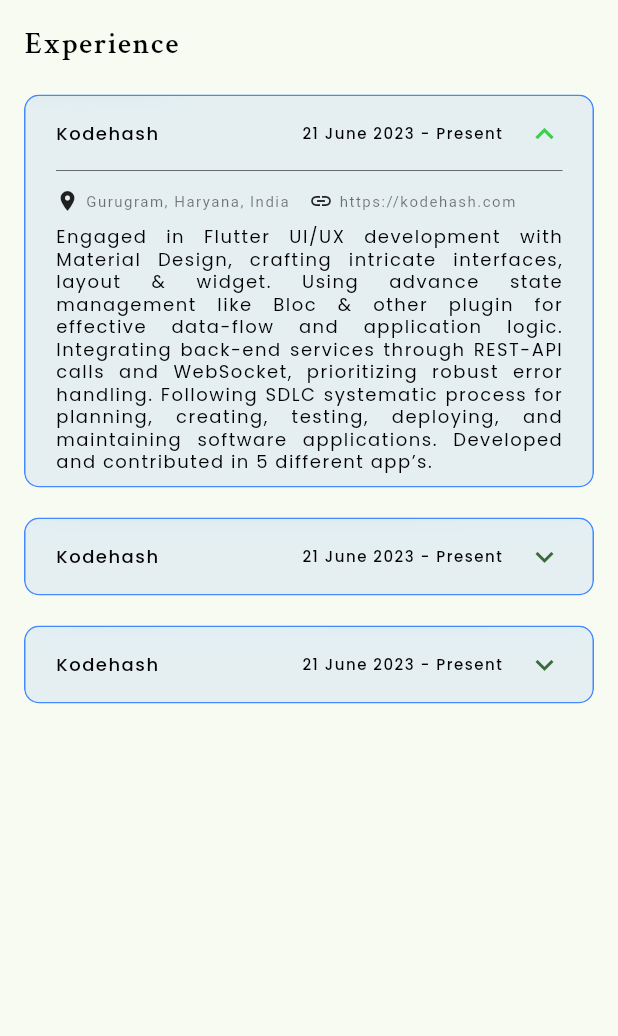
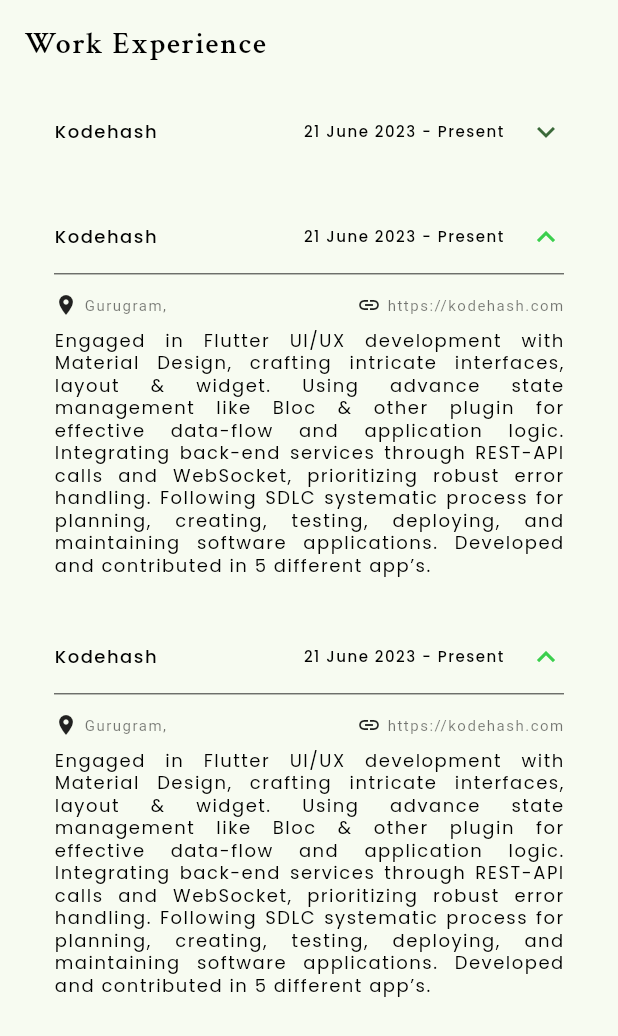
Before and after one commit to GamechiNitin/nitingamechi.com, a Flutter app: the ExperienceComponent widget shown alone on an empty page, opened directly, after a tap on "Kodehash", on a phone screen of 412 x 824 dp. Shown: the top 1036 px of the screen. Run offline on Flutter 3.47's test engine with Material 3 defaults, Android fonts, the light colour scheme and no system bars; our stand-ins replace flutter_bloc, google_fonts, rive, shared_preferences, shimmer; missing offline and left inert: flutter_responsive_ui; accounts and stored records are empty; Roboto replaces fonts that are missing (Cambay).

Commit message:
Experience Data

```diff
--- /dev/null
+++ b/lib/ui/features/home/view/mobile/experience_component.dart
@@ -0,0 +1,116 @@
+import 'package:flutter/material.dart';
+import 'package:nitingamechi/utils/export/utils_export.dart';
+
+class ExperienceComponent extends StatelessWidget {
+  const ExperienceComponent({super.key});
+
+  @override
+  Widget build(BuildContext context) {
+    return Container(
+      padding: const EdgeInsets.all(16),
+      child: Column(
+        mainAxisAlignment: MainAxisAlignment.start,
+        crossAxisAlignment: CrossAxisAlignment.start,
+        children: [
+          Text(
+            AppString.kExperience,
+            textAlign: TextAlign.start,
+            style: Theme.of(context).textTheme.headlineSmall,
+          ),
+          const SizedBox(height: size20),
+          ListView.separated(
+            itemCount: 3,
+            separatorBuilder: (context, index) => const SizedBox(height: 20),
+            shrinkWrap: true,
+            physics: const NeverScrollableScrollPhysics(),
+            itemBuilder: (context, index) => Container(
+              // margin: const EdgeInsets.only(bottom: 20),
+              padding: const EdgeInsets.symmetric(horizontal: 20),
+              child: Theme(
+                data: Theme.of(context).copyWith(
+                  dividerColor: Colors.transparent,
+                  splashColor: Colors.transparent,
+                ),
+                child: ExpansionTile(
+                  initiallyExpanded: true,
+                  tilePadding: EdgeInsets.zero,
+                  // collapsedIconColor: AppColors.kBlackColor,
+                  iconColor: AppColors.kPrimaryColor,
+                  expandedAlignment: Alignment.centerLeft,
+                  expandedCrossAxisAlignment: CrossAxisAlignment.start,
+                  dense: true,
+                  title: Row(
+                    mainAxisAlignment: MainAxisAlignment.spaceBetween,
+                    children: [
+                      Text(
+                        'Kodehash',
+                        style:
+                            Theme.of(context).textTheme.titleMedium?.copyWith(
+                                  fontSize: 12,
+                                ),
+                      ),
+                      Text(
+                        '21 June 2023 - Present',
+                        style:
+                            Theme.of(context).textTheme.titleMedium?.copyWith(
+                                  fontSize: 10,
+                                ),
+                      ),
+                    ],
+                  ),
+                  children: [
+                    Divider(
+                      thickness: 0.9,
+                      height: 1,
+                      color: Theme.of(context).hintColor,
+                    ),
+                    const SizedBox(height: 12),
+                    Row(
+                      mainAxisAlignment: MainAxisAlignment.start,
+                      crossAxisAlignment: CrossAxisAlignment.center,
+                      children: [
+                        const Icon(
+                          Icons.location_on_sharp,
+                          size: 16,
+                          // color: AppColors.kBlackColor,
+                        ),
+                        const SizedBox(width: 4),
+                        Expanded(
+                          child: Text(
+                            'Gurugram, Haryana, India',
+                            maxLines: 1,
+                            style: Theme.of(context).textTheme.titleSmall,
+                          ),
+                        ),
+                        const Spacer(),
+                        const Icon(
+                          Icons.link,
+                          size: 16,
+                        ),
+                        const SizedBox(width: 4),
+                        Text(
+                          'https://kodehash.com',
+                          maxLines: 1,
+                          style: Theme.of(context).textTheme.titleSmall,
+                        ),
+                      ],
+                    ),
+                    const SizedBox(height: 8),
+                    Text(
+                      "Engaged in Flutter UI/UX development with Material Design, crafting intricate interfaces, layout & widget. Using advance state management like Bloc & other plugin for effective data-flow and application logic. Integrating back-end services through REST-API calls and WebSocket, prioritizing robust error handling. Following SDLC systematic process for planning, creating, testing, deploying, and maintaining software applications. Developed and contributed in 5 different app’s.",
+                      textAlign: TextAlign.justify,
+                      style: Theme.of(context).textTheme.titleLarge?.copyWith(
+                            fontSize: 12,
+                          ),
+                    ),
+                    const SizedBox(height: 8),
+                  ],
+                ),
+              ),
+            ),
+          ),
+        ],
+      ),
+    );
+  }
+}
--- a/lib/ui/features/home/view/mobile/experience_componet.dart
+++ /dev/null
@@ -1,133 +0,0 @@
-import 'package:flutter/material.dart';
-import 'package:nitingamechi/ui/features/home/widget/glass_widget.dart';
-import 'package:nitingamechi/utils/export/utils_export.dart';
-
-class ExperienceComponent extends StatelessWidget {
-  const ExperienceComponent({super.key});
-
-  @override
-  Widget build(BuildContext context) {
-    return Container(
-      // decoration: const BoxDecoration(
-      //   gradient: LinearGradient(
-      //     // begin: Alignment.topCenter,
-      //     // end: Alignment.bottomCenter,
-      //     colors: [
-      //       AppColors.kH1,
-      //       AppColors.kWhiteColor,
-      //     ],
-      //   ),
-      // ),
-      padding: const EdgeInsets.all(16),
-      child: Column(
-        mainAxisAlignment: MainAxisAlignment.start,
-        crossAxisAlignment: CrossAxisAlignment.start,
-        children: [
-          Text(
-            AppString.kExperience,
-            textAlign: TextAlign.start,
-            style: Theme.of(context).textTheme.headlineSmall,
-          ),
-          const SizedBox(height: size20),
-          ListView.separated(
-            itemCount: 3,
-            separatorBuilder: (context, index) => const SizedBox(height: 20),
-            shrinkWrap: true,
-            physics: const NeverScrollableScrollPhysics(),
-            itemBuilder: (context, index) => GlassMorphism(
-              blur: 20,
-              color: AppColors.kBlueAccentColor,
-              opacity: 0.1,
-              borderRadius: BorderRadius.circular(10),
-              child: Container(
-                // margin: const EdgeInsets.only(bottom: 20),
-                padding: const EdgeInsets.symmetric(horizontal: 20),
-                child: Theme(
-                  data: Theme.of(context).copyWith(
-                    dividerColor: Colors.transparent,
-                    splashColor: Colors.transparent,
-                  ),
-                  child: ExpansionTile(
-                    tilePadding: EdgeInsets.zero,
-                    // collapsedIconColor: AppColors.kBlackColor,
-                    iconColor: AppColors.kPrimaryColor,
-                    expandedAlignment: Alignment.centerLeft,
-                    expandedCrossAxisAlignment: CrossAxisAlignment.start,
-                    dense: true,
-                    title: Row(
-                      mainAxisAlignment: MainAxisAlignment.spaceBetween,
-                      children: [
-                        Text(
-                          'Kodehash',
-                          style:
-                              Theme.of(context).textTheme.titleMedium?.copyWith(
-                                    fontSize: 12,
-                                  ),
-                        ),
-                        Text(
-                          '21 June 2023 - Present',
-                          style:
-                              Theme.of(context).textTheme.titleMedium?.copyWith(
-                                    fontSize: 10,
-                                  ),
-                        ),
-                      ],
-                    ),
-                    children: [
-                      Divider(
-                        thickness: 0.9,
-                        height: 1,
-                        color: Theme.of(context).hintColor,
-                      ),
-                      const SizedBox(height: 12),
-                      Row(
-                        mainAxisAlignment: MainAxisAlignment.start,
-                        crossAxisAlignment: CrossAxisAlignment.center,
-                        children: [
-                          const Icon(
-                            Icons.location_on_sharp,
-                            size: 16,
-                            // color: AppColors.kBlackColor,
-                          ),
-                          const SizedBox(width: 4),
-                          Expanded(
-                            child: Text(
-                              'Gurugram, Haryana, India',
-                              maxLines: 1,
-                              style: Theme.of(context).textTheme.titleSmall,
-                            ),
-                          ),
-                          const Icon(
-                            Icons.link,
-                            size: 16,
-                          ),
-                          const SizedBox(width: 4),
-                          Flexible(
-                            child: Text(
-                              'https://kodehash.com',
-                              maxLines: 1,
-                              style: Theme.of(context).textTheme.titleSmall,
-                            ),
-                          ),
-                        ],
-                      ),
-                      const SizedBox(height: 8),
-                      Text(
-                        "Engaged in Flutter UI/UX development with Material Design, crafting intricate interfaces, layout & widget. Using advance state management like Bloc & other plugin for effective data-flow and application logic. Integrating back-end services through REST-API calls and WebSocket, prioritizing robust error handling. Following SDLC systematic process for planning, creating, testing, deploying, and maintaining software applications. Developed and contributed in 5 different app’s.",
-                        textAlign: TextAlign.justify,
-                        style: Theme.of(context).textTheme.titleLarge?.copyWith(
-                              fontSize: 12,
-                            ),
-                      ),
-                      const SizedBox(height: 8),
-                    ],
-                  ),
-                ),
-              ),
-            ),
-          ),
-        ],
-      ),
-    );
-  }
-}
--- a/lib/ui/features/home/view/mobile/mobile_screen.dart
+++ b/lib/ui/features/home/view/mobile/mobile_screen.dart
@@ -3,7 +3,7 @@
 import 'package:flutter_responsive_ui/flutter_responsive_ui.dart';
 import 'package:nitingamechi/core/theme/theme_cubit/dark_mode_cubit.dart';
 import 'package:nitingamechi/ui/features/home/view/mobile/about_component.dart';
-import 'package:nitingamechi/ui/features/home/view/mobile/experience_componet.dart';
+import 'package:nitingamechi/ui/features/home/view/mobile/experience_component.dart';
 import 'package:nitingamechi/ui/features/home/widget/dm_widget.dart';
 import 'package:nitingamechi/utils/export/utils_export.dart';
 
--- a/lib/utils/app_dimens.dart
+++ b/lib/utils/app_dimens.dart
@@ -4,6 +4,6 @@
 const double size150 = 150.0;
 
 const String kEmailURL = 'nitingamechi@gmail.com';
-const String kCallURL = '+917984744697';
+const String kCallURL = '+9179******97';
 const String kGithubURL = 'https://github.com/GamechiNitin';
 const String kLinkedinURL = 'https://www.linkedin.com/in/nitingamechi/';
--- a/lib/utils/app_string.dart
+++ b/lib/utils/app_string.dart
@@ -3,7 +3,7 @@
   static const String kAboutMe = 'About';
   static const String kSkills = 'Skills';
   static const String kWork = 'Work';
-  static const String kExperience = 'Experience';
+  static const String kExperience = 'Work Experience';
   static const String kDownloadResume = 'Download Resume';
   static const String kNitinGamechi = 'Nitin Gamechi';
   static const String kComputerEngineer = 'Computer Engineer';
```
Also changed, not shown: assets/json/data.json (added, +60 -0 lines).
